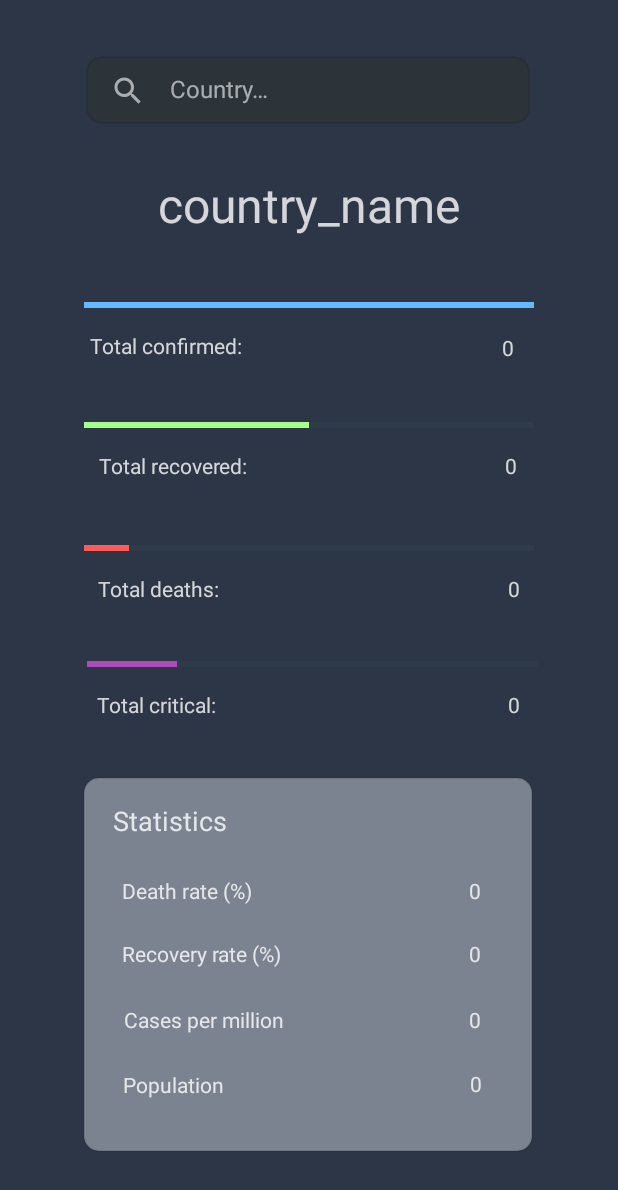
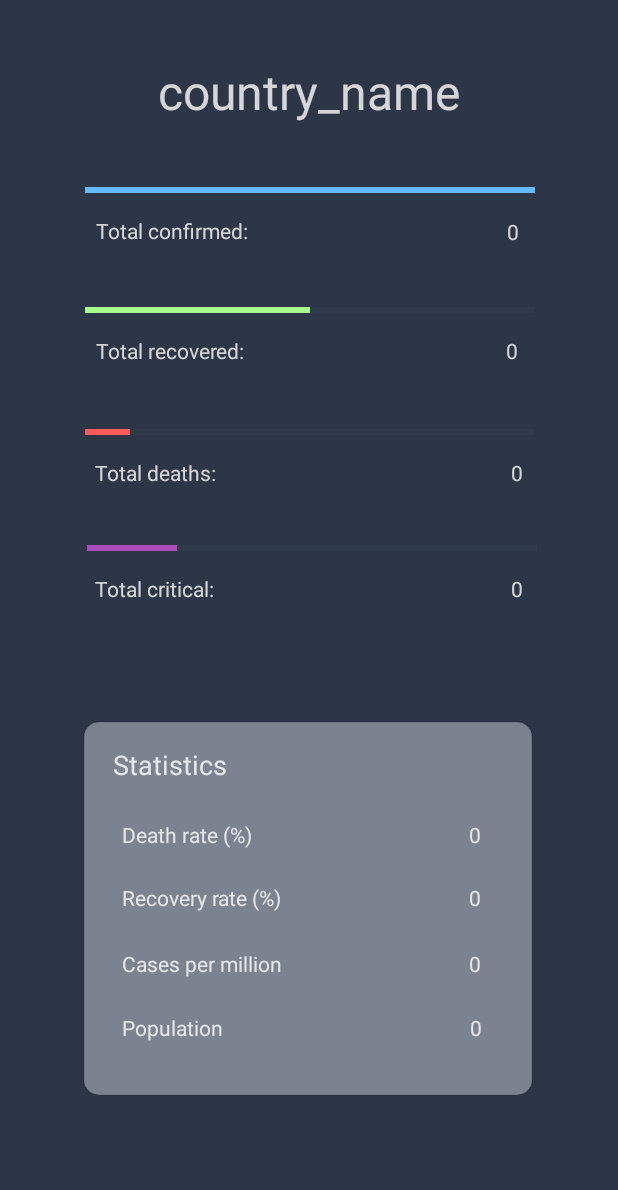
Before and after one commit to andras-adam/coronainfo, an Android app: the layout activity_country.xml on its own in the app's theme, with its tools: preview values and no code run, on a phone screen of 412 x 824 dp. Shown: the top 1190 px of the screen. Run offline under Robolectric (Android 15) with nearby library versions, the phone set to English and light mode, and no system bars.

Commit message:
Remove searchbar from country screen

```diff
--- a/app/src/main/java/eu/covidinfo/app/CountryActivity.java
+++ b/app/src/main/java/eu/covidinfo/app/CountryActivity.java
@@ -31,17 +31,6 @@ public class CountryActivity extends AppCompatActivity {
         // Update UI widgets
         this.updateTextViews();
         this.updateProgressBars();
-
-        // Set up listener to navigate to search screen
-        this.searchClickListener();
-    }
-
-    private void searchClickListener() {
-        View view = findViewById(R.id.viewSearch);
-        view.setOnClickListener(target -> {
-            Intent intent = new Intent(this, SearchActivity.class);
-            startActivity(intent);
-        });
     }
 
     // Format numbers into display-ready numbers
--- a/app/src/main/res/layout/activity_country.xml
+++ b/app/src/main/res/layout/activity_country.xml
@@ -1,52 +1,12 @@
 <?xml version="1.0" encoding="utf-8"?>
-<androidx.constraintlayout.widget.ConstraintLayout xmlns:android="http://schemas.android.com/apk/res/android"
+<androidx.constraintlayout.widget.ConstraintLayout
+    xmlns:android="http://schemas.android.com/apk/res/android"
     xmlns:app="http://schemas.android.com/apk/res-auto"
     xmlns:tools="http://schemas.android.com/tools"
     android:layout_width="match_parent"
     android:layout_height="match_parent"
     android:background="#2D3646"
     tools:context=".CountryActivity">
-
-    <!-- SEARCHBAR -->
-
-    <View
-        android:id="@+id/viewSearch"
-        android:layout_width="296dp"
-        android:layout_height="45dp"
-        android:background="@drawable/bg_search"
-        app:layout_constraintBottom_toBottomOf="parent"
-        app:layout_constraintEnd_toEndOf="parent"
-        app:layout_constraintHorizontal_bias="0.494"
-        app:layout_constraintStart_toStartOf="parent"
-        app:layout_constraintTop_toTopOf="parent"
-        app:layout_constraintVertical_bias="0.048" />
-
-    <ImageView
-        android:id="@+id/iconSearch"
-        android:layout_width="wrap_content"
-        android:layout_height="wrap_content"
-        android:contentDescription="@string/search_button"
-        app:layout_constraintBottom_toBottomOf="@+id/viewSearch"
-        app:layout_constraintEnd_toEndOf="@+id/viewSearch"
-        app:layout_constraintHorizontal_bias="0.058"
-        app:layout_constraintStart_toStartOf="@+id/viewSearch"
-        app:layout_constraintTop_toTopOf="@+id/viewSearch"
-        app:layout_constraintVertical_bias="0.523"
-        app:srcCompat="@drawable/ic_search_24px" />
-
-    <TextView
-        android:id="@+id/textSearch"
-        android:layout_width="wrap_content"
-        android:layout_height="wrap_content"
-        android:text="@string/search_hint"
-        android:textColor="#99FFFFFF"
-        android:textSize="16sp"
-        app:layout_constraintBottom_toBottomOf="@+id/viewSearch"
-        app:layout_constraintEnd_toEndOf="@+id/viewSearch"
-        app:layout_constraintHorizontal_bias="0.242"
-        app:layout_constraintStart_toStartOf="@+id/viewSearch"
-        app:layout_constraintTop_toTopOf="@+id/viewSearch"
-        app:layout_constraintVertical_bias="0.458" />
 
     <!-- SCREEN TITLE -->
 
@@ -61,7 +21,7 @@
         app:layout_constraintEnd_toEndOf="parent"
         app:layout_constraintStart_toStartOf="parent"
         app:layout_constraintTop_toTopOf="parent"
-        app:layout_constraintVertical_bias="0.147" />
+        app:layout_constraintVertical_bias="0.05" />
 
     <!--  TOTAL CONFIRMED  -->
 
@@ -77,9 +37,10 @@
         android:progressTint="#65B9FF"
         app:layout_constraintBottom_toBottomOf="parent"
         app:layout_constraintEnd_toEndOf="parent"
+        app:layout_constraintHorizontal_bias="0.505"
         app:layout_constraintStart_toStartOf="parent"
         app:layout_constraintTop_toBottomOf="@+id/textScreenTitle"
-        app:layout_constraintVertical_bias="0.062" />
+        app:layout_constraintVertical_bias="0.054" />
 
     <TextView
         android:id="@+id/textTotalConfirmed"
@@ -89,25 +50,26 @@
         android:text="@string/total_confirmed"
         android:textColor="#CCFFFFFF"
         app:layout_constraintEnd_toEndOf="parent"
-        app:layout_constraintHorizontal_bias="0.194"
+        app:layout_constraintHorizontal_bias="0.206"
         app:layout_constraintStart_toStartOf="parent"
         app:layout_constraintTop_toBottomOf="@+id/progressTotalConfirmed" />
 
-    <!-- TOTAL RECOVERED -->
-
     <TextView
         android:id="@+id/numberTotalConfirmed"
-        android:layout_width="120dp"
-        android:layout_height="17dp"
+        android:layout_width="100dp"
+        android:layout_height="16dp"
+        android:layout_marginTop="12dp"
         android:text="@string/placeholder_number"
         android:textAlignment="viewEnd"
         android:textColor="#CCFFFFFF"
         app:layout_constraintBottom_toTopOf="@+id/progressTotalRecovered"
         app:layout_constraintEnd_toEndOf="parent"
-        app:layout_constraintHorizontal_bias="0.469"
+        app:layout_constraintHorizontal_bias="0.549"
         app:layout_constraintStart_toEndOf="@+id/textTotalConfirmed"
         app:layout_constraintTop_toBottomOf="@+id/progressTotalConfirmed"
-        app:layout_constraintVertical_bias="0.259" />
+        app:layout_constraintVertical_bias="0.023" />
+
+    <!-- TOTAL RECOVERED -->
 
     <ProgressBar
         android:id="@+id/progressTotalRecovered"
@@ -121,9 +83,10 @@
         android:progressTint="#A6FF8D"
         app:layout_constraintBottom_toBottomOf="parent"
         app:layout_constraintEnd_toEndOf="parent"
+        app:layout_constraintHorizontal_bias="0.505"
         app:layout_constraintStart_toStartOf="parent"
         app:layout_constraintTop_toBottomOf="@+id/textScreenTitle"
-        app:layout_constraintVertical_bias="0.184" />
+        app:layout_constraintVertical_bias="0.163" />
 
     <TextView
         android:id="@+id/textTotalRecovered"
@@ -133,25 +96,26 @@
         android:text="@string/total_recovered"
         android:textColor="#CCFFFFFF"
         app:layout_constraintEnd_toEndOf="parent"
-        app:layout_constraintHorizontal_bias="0.211"
+        app:layout_constraintHorizontal_bias="0.205"
         app:layout_constraintStart_toStartOf="parent"
         app:layout_constraintTop_toBottomOf="@+id/progressTotalRecovered" />
 
-    <!-- TOTAL DEATHS -->
-
     <TextView
         android:id="@+id/numberTotalRecovered"
-        android:layout_width="118dp"
+        android:layout_width="100dp"
         android:layout_height="16dp"
+        android:layout_marginTop="12dp"
         android:text="@string/placeholder_number"
         android:textAlignment="viewEnd"
         android:textColor="#CCFFFFFF"
         app:layout_constraintBottom_toTopOf="@+id/progressTotalDeaths"
         app:layout_constraintEnd_toEndOf="parent"
-        app:layout_constraintHorizontal_bias="0.477"
+        app:layout_constraintHorizontal_bias="0.553"
         app:layout_constraintStart_toEndOf="@+id/textTotalRecovered"
         app:layout_constraintTop_toBottomOf="@+id/progressTotalRecovered"
-        app:layout_constraintVertical_bias="0.214" />
+        app:layout_constraintVertical_bias="0.0" />
+
+    <!-- TOTAL DEATHS -->
 
     <ProgressBar
         android:id="@+id/progressTotalDeaths"
@@ -165,9 +129,10 @@
         android:progressTint="#FF5B5B"
         app:layout_constraintBottom_toBottomOf="parent"
         app:layout_constraintEnd_toEndOf="parent"
+        app:layout_constraintHorizontal_bias="0.505"
         app:layout_constraintStart_toStartOf="parent"
         app:layout_constraintTop_toBottomOf="@+id/textScreenTitle"
-        app:layout_constraintVertical_bias="0.309" />
+        app:layout_constraintVertical_bias="0.274" />
 
     <TextView
         android:id="@+id/textTotalDeaths"
@@ -177,24 +142,24 @@
         android:text="@string/total_deaths"
         android:textColor="#CCFFFFFF"
         app:layout_constraintEnd_toEndOf="parent"
-        app:layout_constraintHorizontal_bias="0.198"
+        app:layout_constraintHorizontal_bias="0.192"
         app:layout_constraintStart_toStartOf="parent"
         app:layout_constraintTop_toBottomOf="@+id/progressTotalDeaths" />
 
-    <!-- TOTAL CRITICAL -->
-
     <TextView
         android:id="@+id/numberTotalDeaths"
-        android:layout_width="116dp"
-        android:layout_height="18dp"
+        android:layout_width="100dp"
+        android:layout_height="16dp"
         android:layout_marginTop="12dp"
         android:text="@string/placeholder_number"
         android:textAlignment="viewEnd"
         android:textColor="#CCFFFFFF"
         app:layout_constraintEnd_toEndOf="parent"
-        app:layout_constraintHorizontal_bias="0.779"
+        app:layout_constraintHorizontal_bias="0.798"
         app:layout_constraintStart_toStartOf="parent"
         app:layout_constraintTop_toBottomOf="@+id/progressTotalDeaths" />
+
+    <!-- TOTAL CRITICAL -->
 
     <ProgressBar
         android:id="@+id/progressTotalCritical"
@@ -211,7 +176,7 @@
         app:layout_constraintHorizontal_bias="0.516"
         app:layout_constraintStart_toStartOf="parent"
         app:layout_constraintTop_toBottomOf="@+id/textScreenTitle"
-        app:layout_constraintVertical_bias="0.427" />
+        app:layout_constraintVertical_bias="0.38" />
 
     <TextView
         android:id="@+id/textTotalCritical"
@@ -221,24 +186,24 @@
         android:text="@string/total_critical"
         android:textColor="#CCFFFFFF"
         app:layout_constraintEnd_toEndOf="parent"
-        app:layout_constraintHorizontal_bias="0.194"
+        app:layout_constraintHorizontal_bias="0.191"
         app:layout_constraintStart_toStartOf="parent"
         app:layout_constraintTop_toBottomOf="@+id/progressTotalCritical" />
 
-    <!-- STATISTICS -->
-
     <TextView
         android:id="@+id/numberTotalCritical"
-        android:layout_width="116dp"
-        android:layout_height="18dp"
+        android:layout_width="100dp"
+        android:layout_height="16dp"
         android:layout_marginTop="12dp"
         android:text="@string/placeholder_number"
         android:textAlignment="viewEnd"
         android:textColor="#CCFFFFFF"
         app:layout_constraintEnd_toEndOf="parent"
-        app:layout_constraintHorizontal_bias="0.779"
+        app:layout_constraintHorizontal_bias="0.798"
         app:layout_constraintStart_toStartOf="parent"
         app:layout_constraintTop_toBottomOf="@+id/progressTotalCritical" />
+
+    <!-- STATISTICS -->
 
     <View
         android:id="@+id/viewStatistics"
@@ -250,7 +215,7 @@
         app:layout_constraintHorizontal_bias="0.494"
         app:layout_constraintStart_toStartOf="parent"
         app:layout_constraintTop_toBottomOf="@+id/progressTotalCritical"
-        app:layout_constraintVertical_bias="0.558" />
+        app:layout_constraintVertical_bias="0.541" />
 
     <TextView
         android:id="@+id/textStatistics"
@@ -328,7 +293,7 @@
         android:textColor="#CCFFFFFF"
         app:layout_constraintBottom_toBottomOf="@+id/viewStatistics"
         app:layout_constraintEnd_toEndOf="@+id/viewStatistics"
-        app:layout_constraintHorizontal_bias="0.14"
+        app:layout_constraintHorizontal_bias="0.135"
         app:layout_constraintStart_toStartOf="@+id/viewStatistics"
         app:layout_constraintTop_toTopOf="@+id/viewStatistics"
         app:layout_constraintVertical_bias="0.658" />
@@ -355,10 +320,10 @@
         android:textColor="#CCFFFFFF"
         app:layout_constraintBottom_toBottomOf="@+id/viewStatistics"
         app:layout_constraintEnd_toEndOf="@+id/viewStatistics"
-        app:layout_constraintHorizontal_bias="0.116"
+        app:layout_constraintHorizontal_bias="0.112"
         app:layout_constraintStart_toStartOf="@+id/viewStatistics"
         app:layout_constraintTop_toTopOf="@+id/viewStatistics"
-        app:layout_constraintVertical_bias="0.848" />
+        app:layout_constraintVertical_bias="0.844" />
 
     <TextView
         android:id="@+id/numberPopulation"
```
